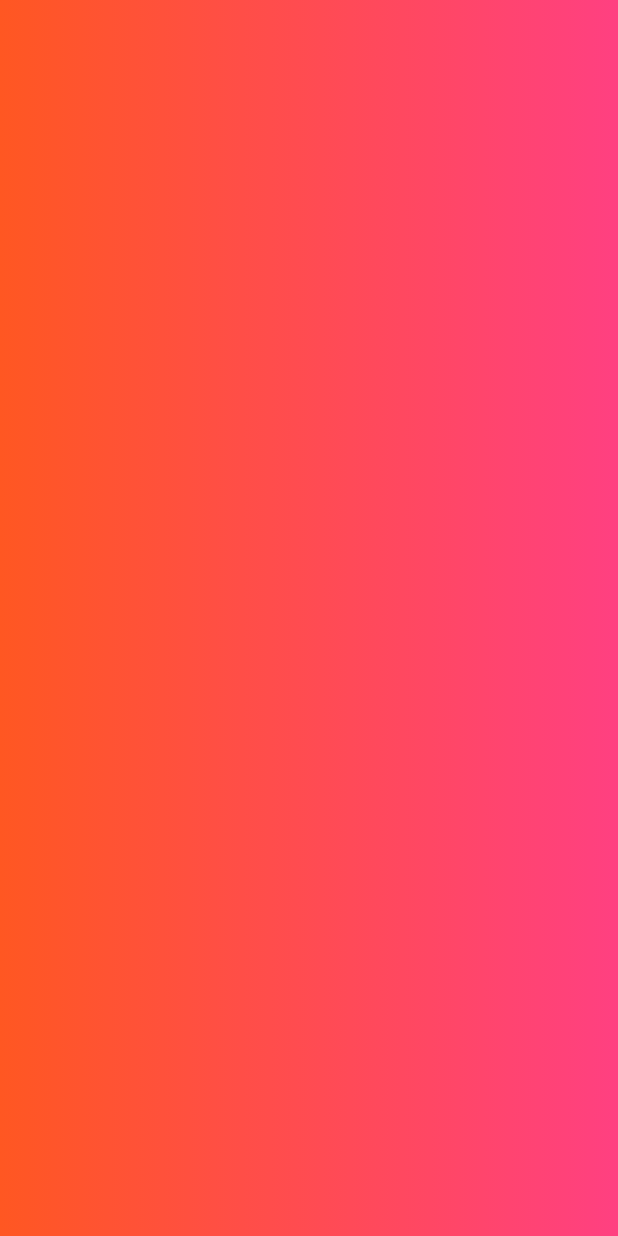
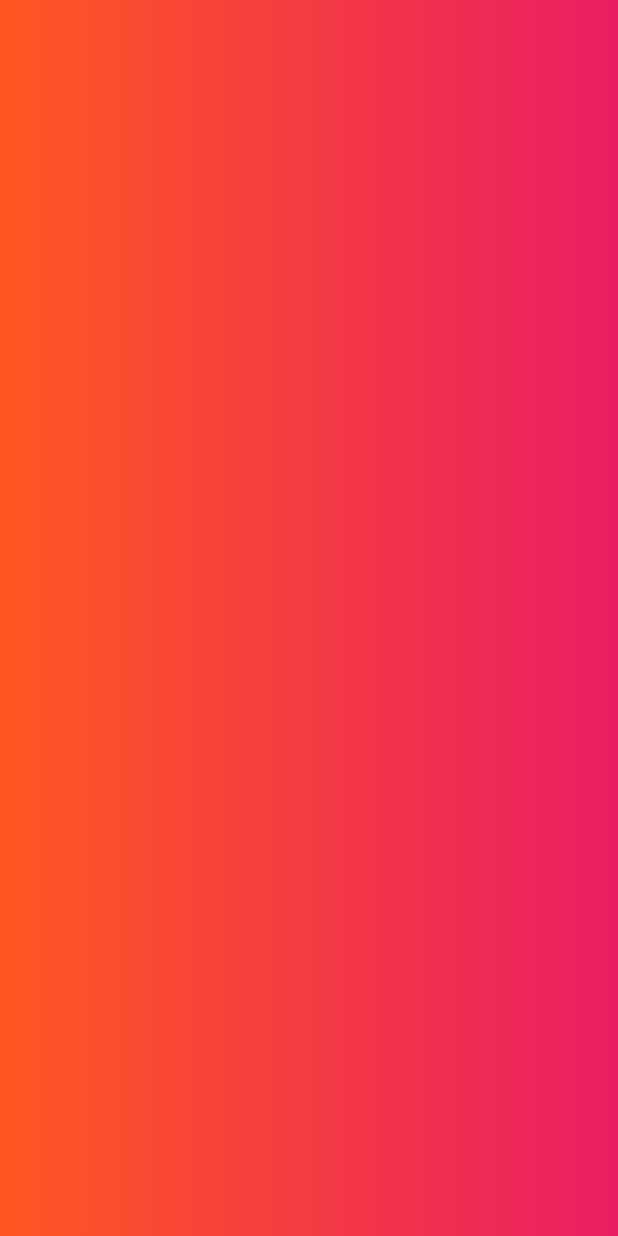
Before and after one commit to cmtanvirulislam/Second-App-Learn, a Flutter app: the HomePageTest screen opened directly, on a phone screen of 412 x 824 dp. Run offline on Flutter 3.47's test engine with Material 2 defaults, Android fonts, the phone set to English and light mode, and no system bars; our stand-ins replace liquid_swipe.

Commit message:
Gradient Color Change

```diff
--- a/lib/23. Gradient color in appbar_container_gradient color.dart
+++ b/lib/23. Gradient color in appbar_container_gradient color.dart
@@ -9,7 +9,7 @@ class MyApp extends StatelessWidget {
   Widget build(BuildContext context) {
     return MaterialApp(
       debugShowCheckedModeBanner: false,
-      home: HomePageTest()
+      home: HomePageTest(),
     );
   }
 }
@@ -28,8 +28,8 @@ class _MyAppState extends State<HomePageTest> {
         body: Container(
           decoration: BoxDecoration(
             gradient: LinearGradient(
-              colors: [Colors.deepOrange,Colors.pinkAccent]
-            )
+              colors: [Colors.deepOrange,Colors.pink]
+            ),
           ),
         ),
       ),
```
